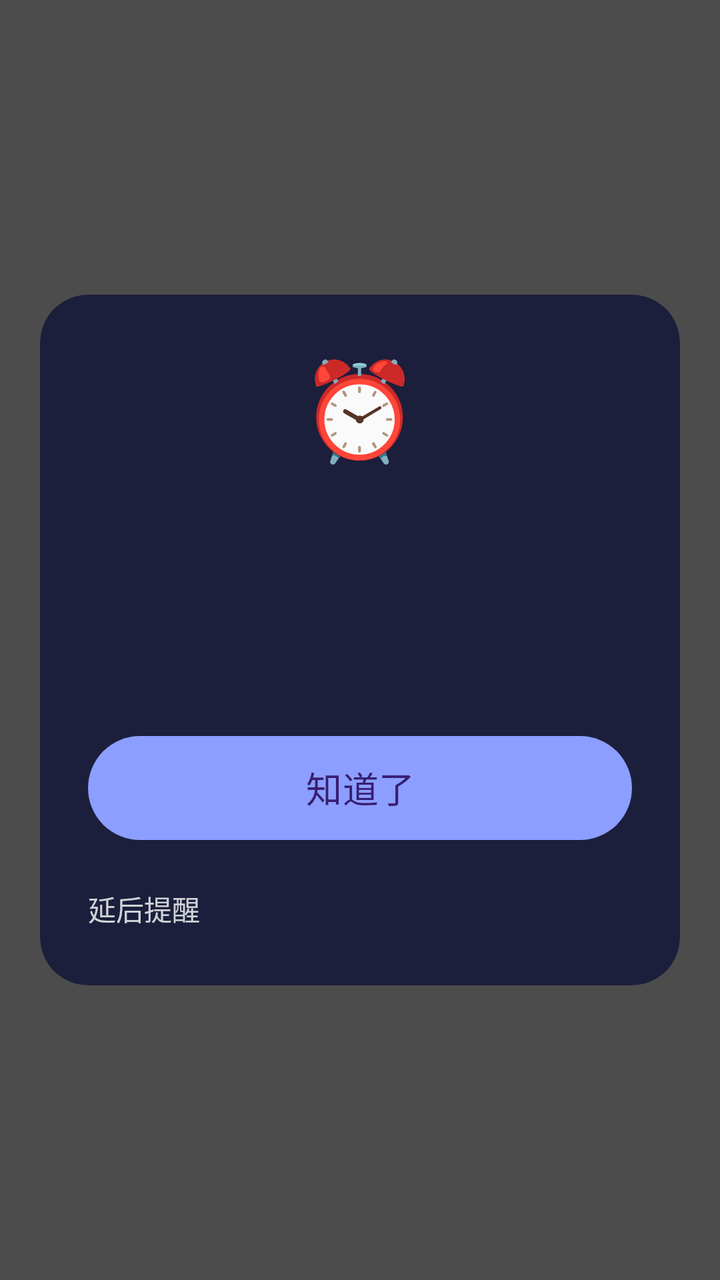
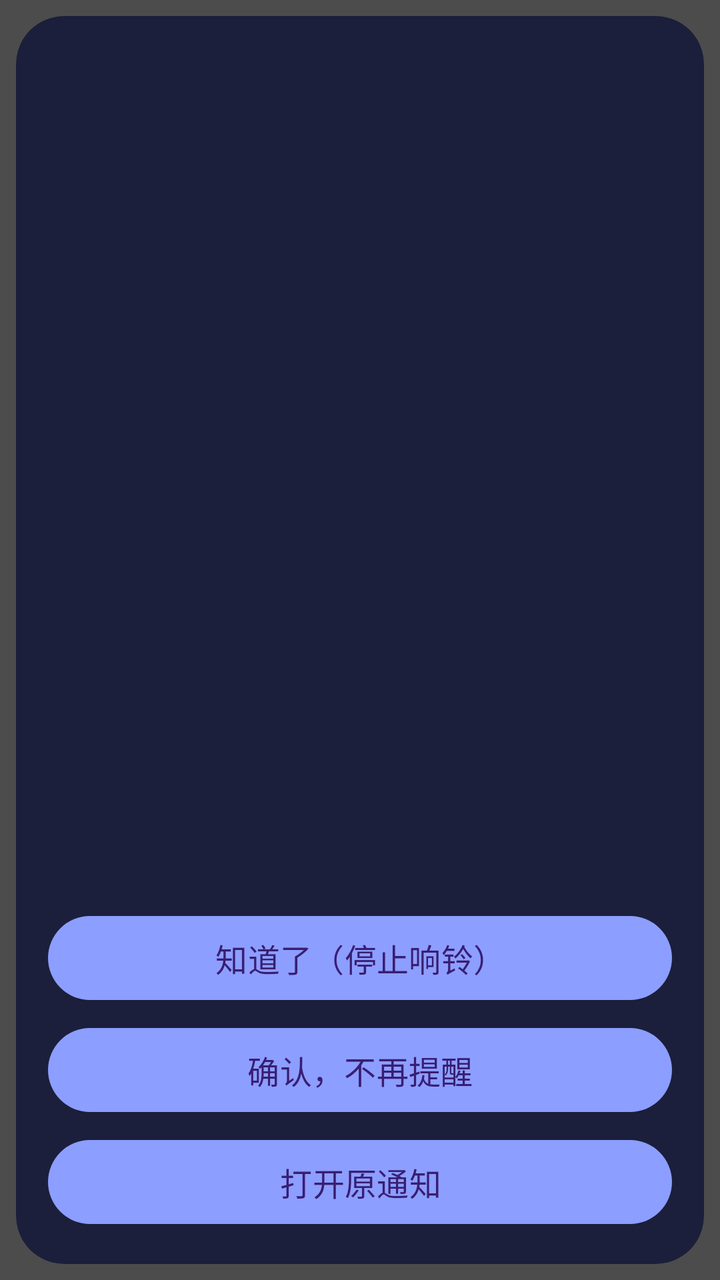

Two renders of the same Android screen: before a commit and after it. Below are the layout's source before the change and the commit's diff.
<!-- AndroidManifest.xml: activity theme Theme.NotiAlarm.Alarm -->
<!-- res/layout/activity_alarm.xml -->
<?xml version="1.0" encoding="utf-8"?>
<FrameLayout xmlns:android="http://schemas.android.com/apk/res/android"
    xmlns:app="http://schemas.android.com/apk/res-auto"
    android:layout_width="match_parent"
    android:layout_height="match_parent"
    android:background="#B3000000"
    android:padding="20dp">

    <com.google.android.material.card.MaterialCardView
        android:layout_width="match_parent"
        android:layout_height="wrap_content"
        android:layout_gravity="center"
        app:cardBackgroundColor="#FF1B1F3B"
        app:cardCornerRadius="24dp"
        app:strokeWidth="0dp">

        <LinearLayout
            android:layout_width="match_parent"
            android:layout_height="wrap_content"
            android:gravity="center_horizontal"
            android:orientation="vertical"
            android:padding="24dp">

            <TextView
                android:layout_width="wrap_content"
                android:layout_height="wrap_content"
                android:text="⏰"
                android:textSize="48sp" />

            <TextView
                android:id="@+id/tvWhen"
                android:layout_width="wrap_content"
                android:layout_height="wrap_content"
                android:layout_marginTop="8dp"
                android:gravity="center"
                android:textColor="#FFB4C5FF"
                android:textSize="16sp" />

            <TextView
                android:id="@+id/tvTitle"
                android:layout_width="wrap_content"
                android:layout_height="wrap_content"
                android:layout_marginTop="6dp"
                android:gravity="center"
                android:textColor="#FFFFFFFF"
                android:textSize="26sp"
                android:textStyle="bold" />

            <TextView
                android:id="@+id/tvSource"
                android:layout_width="wrap_content"
                android:layout_height="wrap_content"
                android:layout_marginTop="12dp"
                android:gravity="center"
                android:maxLines="5"
                android:textColor="#CCFFFFFF"
                android:textSize="13sp" />

            <Button
                android:id="@+id/btnStop"
                android:layout_width="match_parent"
                android:layout_height="60dp"
                android:layout_marginTop="28dp"
                android:text="知道了"
                android:textSize="18sp" />

            <TextView
                android:layout_width="match_parent"
                android:layout_height="wrap_content"
                android:layout_marginTop="20dp"
                android:text="延后提醒"
                android:textColor="#CCFFFFFF"
                android:textSize="14sp" />

            <com.google.android.material.chip.ChipGroup
                android:id="@+id/snoozeChips"
                android:layout_width="match_parent"
                android:layout_height="wrap_content"
                android:layout_marginTop="4dp" />
        </LinearLayout>
    </com.google.android.material.card.MaterialCardView>
</FrameLayout>
<!-- resources referenced by this layout -->
<resources>
  <style name="Theme.NotiAlarm.Alarm" parent="Theme.Material3.Dark.NoActionBar">
          <item name="colorPrimary">#FF8C9EFF</item>
          <item name="android:windowBackground">@android:color/transparent</item>
          <item name="android:windowIsTranslucent">true</item>
          <item name="android:windowAnimationStyle">@android:style/Animation.Dialog</item>
      </style>
</resources>

<!-- the commit's change to res/layout/activity_alarm.xml (unified diff, before → after) -->
@@ -4,11 +4,11 @@
     android:layout_width="match_parent"
     android:layout_height="match_parent"
     android:background="#B3000000"
-    android:padding="20dp">
+    android:padding="8dp">
 
     <com.google.android.material.card.MaterialCardView
         android:layout_width="match_parent"
-        android:layout_height="wrap_content"
+        android:layout_height="match_parent"
         android:layout_gravity="center"
         app:cardBackgroundColor="#FF1B1F3B"
         app:cardCornerRadius="24dp"
@@ -16,67 +16,103 @@
 
         <LinearLayout
             android:layout_width="match_parent"
-            android:layout_height="wrap_content"
-            android:gravity="center_horizontal"
+            android:layout_height="match_parent"
             android:orientation="vertical"
-            android:padding="24dp">
-
-            <TextView
-                android:layout_width="wrap_content"
-                android:layout_height="wrap_content"
-                android:text="⏰"
-                android:textSize="48sp" />
+            android:padding="16dp">
 
             <TextView
                 android:id="@+id/tvWhen"
-                android:layout_width="wrap_content"
+                android:layout_width="match_parent"
                 android:layout_height="wrap_content"
-                android:layout_marginTop="8dp"
                 android:gravity="center"
+                android:maxLines="2"
                 android:textColor="#FFB4C5FF"
-                android:textSize="16sp" />
+                android:textSize="15sp" />
 
             <TextView
                 android:id="@+id/tvTitle"
-                android:layout_width="wrap_content"
+                android:layout_width="match_parent"
                 android:layout_height="wrap_content"
-                android:layout_marginTop="6dp"
+                android:layout_marginTop="4dp"
                 android:gravity="center"
+                android:maxLines="3"
                 android:textColor="#FFFFFFFF"
-                android:textSize="26sp"
+                android:textSize="23sp"
                 android:textStyle="bold" />
 
             <TextView
                 android:id="@+id/tvSource"
-                android:layout_width="wrap_content"
+                android:layout_width="match_parent"
                 android:layout_height="wrap_content"
-                android:layout_marginTop="12dp"
+                android:layout_marginTop="6dp"
+                android:ellipsize="end"
                 android:gravity="center"
-                android:maxLines="5"
+                android:maxLines="1"
                 android:textColor="#CCFFFFFF"
                 android:textSize="13sp" />
 
-            <Button
-                android:id="@+id/btnStop"
+            
+            <ScrollView
+                android:id="@+id/bodyScroll"
                 android:layout_width="match_parent"
-                android:layout_height="60dp"
-                android:layout_marginTop="28dp"
-                android:text="知道了"
-                android:textSize="18sp" />
+                android:layout_height="0dp"
+                android:layout_marginTop="8dp"
+                android:layout_weight="1"
+                android:fillViewport="true">
 
-            <TextView
+                <TextView
+                    android:id="@+id/tvBody"
+                    android:layout_width="match_parent"
+                    android:layout_height="wrap_content"
+                    android:lineSpacingExtra="3dp"
+                    android:textColor="#EEFFFFFF"
+                    android:textIsSelectable="true"
+                    android:textSize="15sp" />
+            </ScrollView>
+
+            <HorizontalScrollView
                 android:layout_width="match_parent"
                 android:layout_height="wrap_content"
-                android:layout_marginTop="20dp"
-                android:text="延后提醒"
-                android:textColor="#CCFFFFFF"
-                android:textSize="14sp" />
+                android:layout_marginTop="8dp"
+                android:scrollbars="none">
 
-            <com.google.android.material.chip.ChipGroup
-                android:id="@+id/snoozeChips"
+                <com.google.android.material.chip.ChipGroup
+                    android:id="@+id/snoozeChips"
+                    android:layout_width="wrap_content"
+                    android:layout_height="wrap_content"
+                    app:singleLine="true" />
+            </HorizontalScrollView>
+
+            <LinearLayout
+                android:id="@+id/actionRow"
                 android:layout_width="match_parent"
                 android:layout_height="wrap_content"
-                android:layout_marginTop="4dp" />
+                android:layout_marginTop="8dp"
+                android:orientation="vertical">
+
+                <Button
+                    android:id="@+id/btnStop"
+                    android:layout_width="match_parent"
+                    android:layout_height="50dp"
+                    android:text="知道了（停止响铃）"
+                    android:textSize="16sp" />
+
+                <Button
+                    android:id="@+id/btnConfirm"
+                    android:layout_width="match_parent"
+                    android:layout_height="50dp"
+                    android:layout_marginTop="6dp"
+                    android:text="确认，不再提醒"
+                    android:textSize="16sp" />
+
+                <Button
+                    android:id="@+id/btnOpen"
+                    android:layout_width="match_parent"
+                    android:layout_height="50dp"
+                    android:layout_marginTop="6dp"
+                    android:text="打开原通知"
+                    android:textSize="16sp" />
+            </LinearLayout>
         </LinearLayout>
     </com.google.android.material.card.MaterialCardView>
 </FrameLayout>
